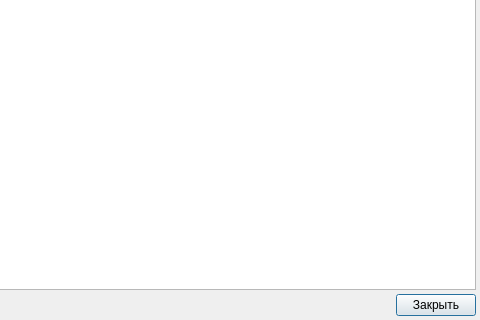
Before: the Qt Designer form licensedialog.ui in dngulin/ttyhlauncher, drawn with Qt 5; both pictures show x 94 to 574 and y 141 to 461 of the 574 by 461 pixel window.
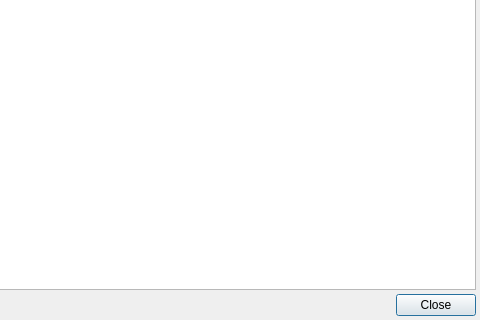
After: the same form once the commit is applied. Icons and pictures are not drawn.

What changed in the file:
```diff
--- a/licensedialog.ui
+++ b/licensedialog.ui
@@ -68,7 +68,7 @@
      <item>
       <widget class="QPushButton" name="closeButton">
        <property name="text">
-        <string>Закрыть</string>
+        <string>Close</string>
        </property>
       </widget>
      </item>
```
Left out of the diff: 2 changed lines with no effect on the pictures.
